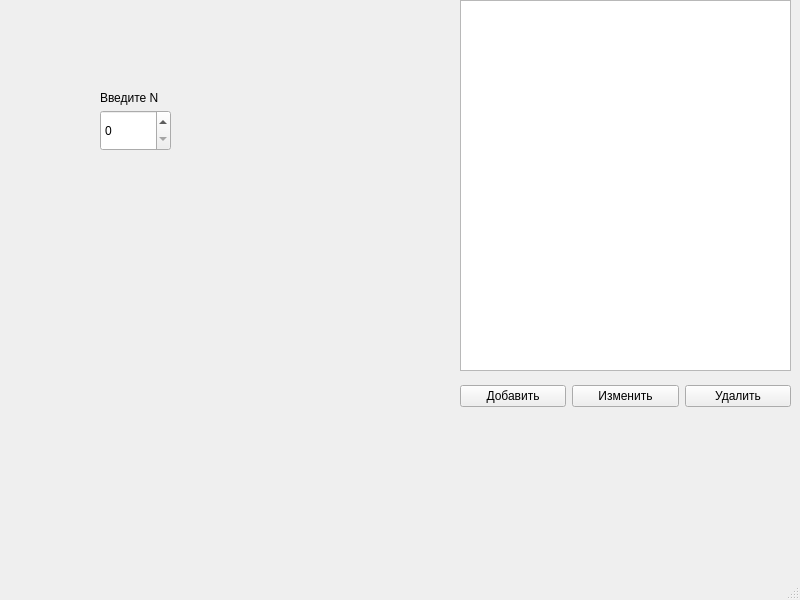
mikkk-0/Sklad, file mainwindow.ui: the form before one commit.
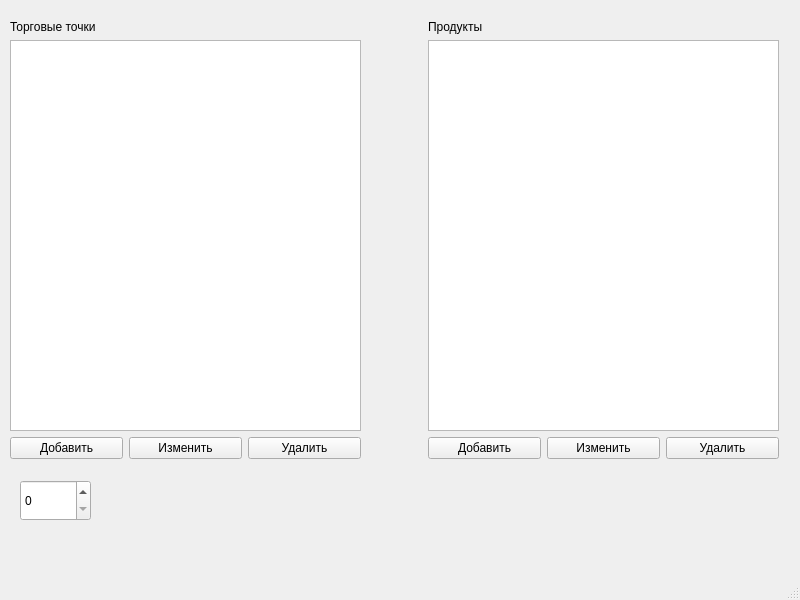
The form after the commit.

Patch:
```diff
--- a/mainwindow.ui
+++ b/mainwindow.ui
@@ -17,8 +17,8 @@
    <widget class="QSpinBox" name="spinBox">
     <property name="geometry">
      <rect>
-      <x>100</x>
-      <y>110</y>
+      <x>20</x>
+      <y>480</y>
       <width>71</width>
       <height>41</height>
      </rect>
@@ -27,8 +27,8 @@
    <widget class="QLabel" name="label">
     <property name="geometry">
      <rect>
-      <x>100</x>
-      <y>90</y>
+      <x>10</x>
+      <y>390</y>
       <width>71</width>
       <height>16</height>
      </rect>
@@ -37,46 +37,97 @@
      <string>Введите N</string>
     </property>
    </widget>
-   <widget class="QListWidget" name="listWidget">
+   <widget class="QWidget" name="">
     <property name="geometry">
      <rect>
-      <x>460</x>
-      <y>0</y>
-      <width>331</width>
-      <height>371</height>
+      <x>428</x>
+      <y>20</y>
+      <width>351</width>
+      <height>439</height>
      </rect>
     </property>
+    <layout class="QVBoxLayout" name="verticalLayout_2">
+     <item>
+      <widget class="QLabel" name="label_3">
+       <property name="text">
+        <string>Продукты</string>
+       </property>
+      </widget>
+     </item>
+     <item>
+      <widget class="QListWidget" name="listWidget"/>
+     </item>
+     <item>
+      <layout class="QHBoxLayout" name="horizontalLayout">
+       <item>
+        <widget class="QPushButton" name="add">
+         <property name="text">
+          <string>Добавить</string>
+         </property>
+        </widget>
+       </item>
+       <item>
+        <widget class="QPushButton" name="edit">
+         <property name="text">
+          <string>Изменить</string>
+         </property>
+        </widget>
+       </item>
+       <item>
+        <widget class="QPushButton" name="delete_2">
+         <property name="text">
+          <string>Удалить</string>
+         </property>
+        </widget>
+       </item>
+      </layout>
+     </item>
+    </layout>
    </widget>
-   <widget class="QWidget" name="layoutWidget">
+   <widget class="QWidget" name="">
     <property name="geometry">
      <rect>
-      <x>460</x>
-      <y>380</y>
-      <width>331</width>
-      <height>32</height>
+      <x>10</x>
+      <y>20</y>
+      <width>351</width>
+      <height>439</height>
      </rect>
     </property>
-    <layout class="QHBoxLayout" name="horizontalLayout">
+    <layout class="QVBoxLayout" name="verticalLayout">
      <item>
-      <widget class="QPushButton" name="add">
+      <widget class="QLabel" name="label_2">
        <property name="text">
-        <string>Добавить</string>
+        <string>Торговые точки</string>
        </property>
       </widget>
      </item>
      <item>
-      <widget class="QPushButton" name="edit">
-       <property name="text">
-        <string>Изменить</string>
-       </property>
-      </widget>
+      <widget class="QListWidget" name="listWidget_2"/>
      </item>
      <item>
-      <widget class="QPushButton" name="delete_2">
-       <property name="text">
-        <string>Удалить</string>
-       </property>
-      </widget>
+      <layout class="QHBoxLayout" name="horizontalLayout_2">
+       <item>
+        <widget class="QPushButton" name="add_2">
+         <property name="text">
+          <string>Добавить</string>
+         </property>
+        </widget>
+       </item>
+       <item>
+        <widget class="QPushButton" name="edit_2">
+         <property name="text">
+          <string>Изменить</string>
+         </property>
+        </widget>
+       </item>
+       <item>
+        <widget class="QPushButton" name="delete_3">
+         <property name="text">
+          <string>Удалить</string>
+         </property>
+        </widget>
+       </item>
+      </layout>
      </item>
     </layout>
    </widget>
```
